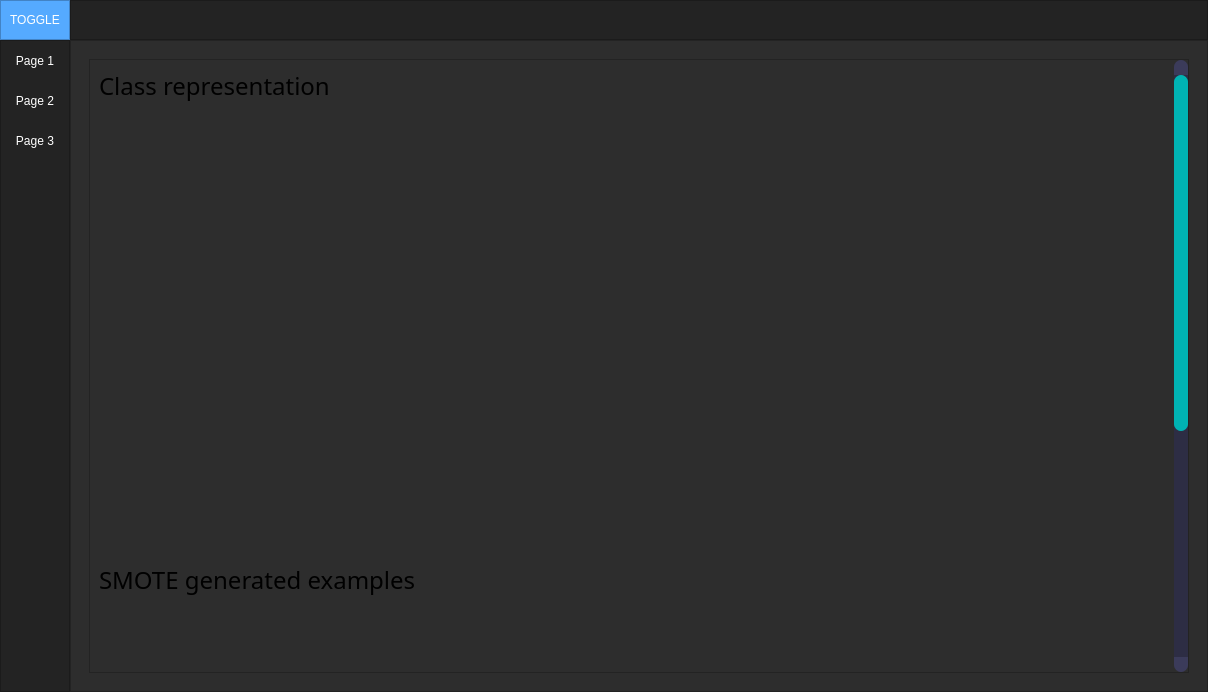
Old version of the form ui_modified.ui in the repository teomohaiu/GUI_EcgHeartbeatClassification.
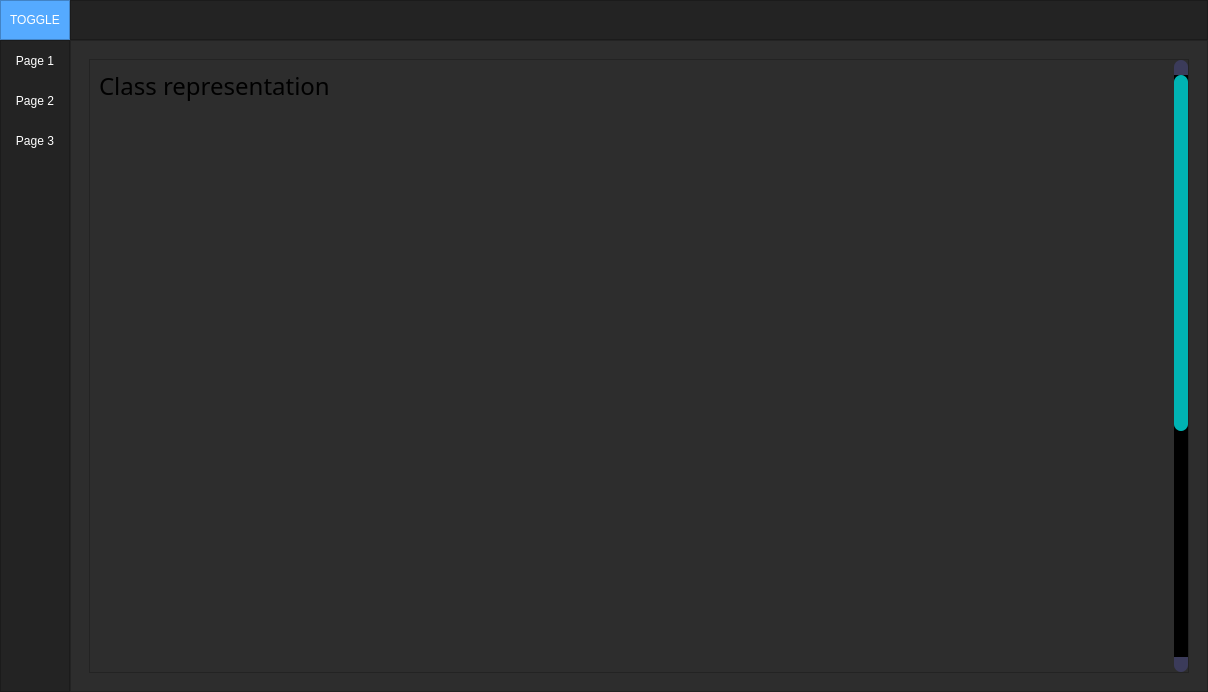
New version of the form.

Commit message: Added a plot for each class on the ui.

```diff
--- a/ui_modified.ui
+++ b/ui_modified.ui
@@ -423,9 +423,12 @@
               <item>
                <widget class="QScrollArea" name="scrollArea">
                 <property name="styleSheet">
-                 <string notr="true"> QScrollBar:vertical {
+                 <string notr="true">
+
+
+ QScrollBar:vertical {
 	border: none;
-    background: rgb(45, 45, 68);
+    background: rgb(0,0,0);
     width: 14px;
     margin: 15px 0 15px 0;
 	border-radius: 0px;
@@ -518,7 +521,7 @@
                   <rect>
                    <x>0</x>
                    <y>0</y>
-                   <width>1076</width>
+                   <width>1069</width>
                    <height>1000</height>
                   </rect>
                  </property>
@@ -571,6 +574,9 @@
                   <item>
                    <widget class="QWidget" name="widgetClass" native="true"/>
                   </item>
+                  <item>
+                   <widget class="QWidget" name="widgetViewClasses" native="true"/>
+                  </item>
                   <item>
                    <widget class="QLabel" name="textLabelSMOTE">
                     <property name="sizePolicy">
```
The commit also changes 6 other files.
